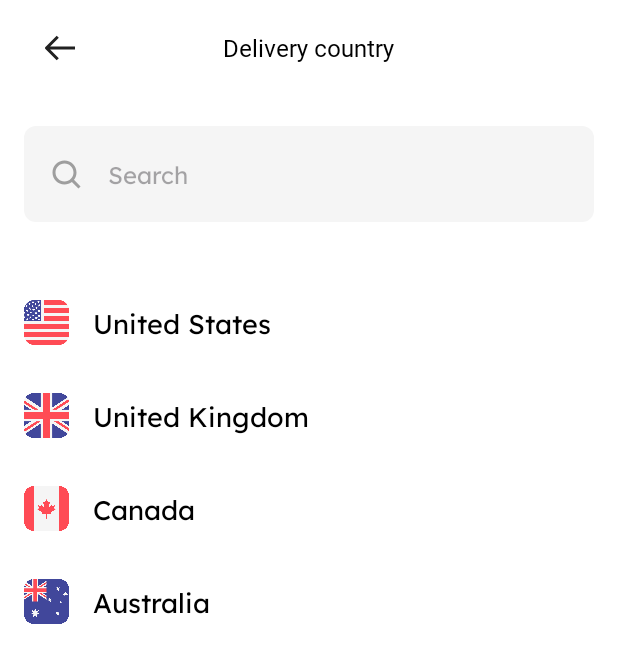
After one commit to tuan-hda/evaware-android, an Android app: the DeliveryCountryFragment screen opened through its navigation route, on a phone screen of 412 x 824 dp. The commit adds this screen. Shown: the top 663 px of the screen. Run offline under Robolectric (Android 15) with nearby library versions, the phone set to English and light mode, and no system bars; libraries missing offline, so code that uses them is left out: org.checkerframework.checker.

Commit message:
complete 3.12 delivery country UI

```diff
--- /dev/null
+++ b/app/src/main/java/com/example/evaware/DeliveryCountryFragment.java
@@ -0,0 +1,97 @@
+package com.example.evaware;
+
+import android.os.Bundle;
+
+import androidx.fragment.app.Fragment;
+
+import android.text.Editable;
+import android.text.TextWatcher;
+import android.view.LayoutInflater;
+import android.view.View;
+import android.view.ViewGroup;
+import android.widget.AdapterView;
+import android.widget.EditText;
+import android.widget.ImageView;
+import android.widget.ListView;
+import android.widget.Toast;
+
+import com.example.evaware.data.model.CountryModel;
+import com.example.evaware.databinding.DeliveryAddressItemBinding;
+import com.example.evaware.databinding.FragmentDeliveryCountryBinding;
+import com.example.evaware.presentation.adapter.CountryListAdapter;
+
+import java.util.ArrayList;
+import java.util.List;
+
+public class DeliveryCountryFragment extends Fragment {
+
+    private FragmentDeliveryCountryBinding binding;
+    private ListView lvCountry;
+    private CountryListAdapter mCountryListAdapter;
+    private EditText edtSearch;
+    private int lastSelectedPosition = -1;
+
+    @Override
+    public View onCreateView(LayoutInflater inflater, ViewGroup container,
+                             Bundle savedInstanceState) {
+        binding = FragmentDeliveryCountryBinding.inflate(inflater, container, false);
+        lvCountry = binding.lvCountry;
+        edtSearch = binding.edtSearch;
+        initView();
+
+        return binding.getRoot();
+    }
+
+    private void initView() {
+        List<CountryModel> countries = new ArrayList<>();
+        countries.add(new CountryModel(R.drawable.ic_country_usa, "United States"));
+        countries.add(new CountryModel(R.drawable.ic_country_uk, "United Kingdom"));
+        countries.add(new CountryModel(R.drawable.ic_country_canada, "Canada"));
+        countries.add(new CountryModel(R.drawable.ic_country_australia, "Australia"));
+
+        // Create a new adapter for the ListView
+        mCountryListAdapter = new CountryListAdapter(getContext(), countries);
+
+        // Set the adapter on the ListView
+        lvCountry.setAdapter(mCountryListAdapter);
+
+        // Set a click listener on the ListView
+        lvCountry.setOnItemClickListener(new AdapterView.OnItemClickListener() {
+            @Override
+            public void onItemClick(AdapterView<?> parent, View view, int position, long id) {
+                // Handle click on a country item
+                CountryModel selectedCountry = (CountryModel) parent.getItemAtPosition(position);
+                Toast.makeText(getContext(), "You selected " + selectedCountry.getName(), Toast.LENGTH_SHORT).show();
+
+                // Show checkmark on selected item
+                ImageView ivCheckmark = view.findViewById(R.id.iv_checkmark);
+                ivCheckmark.setVisibility(View.VISIBLE);
+
+                // Hide checkmark on previously selected item, if any
+                if (lastSelectedPosition != -1) {
+                    View lastSelectedView = lvCountry.getChildAt(lastSelectedPosition - lvCountry.getFirstVisiblePosition());
+                    if (lastSelectedView != null) {
+                        ImageView ivLastCheckmark = lastSelectedView.findViewById(R.id.iv_checkmark);
+                        ivLastCheckmark.setVisibility(View.INVISIBLE);
+                    }
+                }
+
+                lastSelectedPosition = position;
+            }
+        });
+
+        // Set a text change listener on the EditText for filtering the country list
+        edtSearch.addTextChangedListener(new TextWatcher() {
+            @Override
+            public void beforeTextChanged(CharSequence s, int start, int count, int after) {}
+
+            @Override
+            public void onTextChanged(CharSequence s, int start, int before, int count) {
+                mCountryListAdapter.getFilter().filter(s.toString().toLowerCase());
+            }
+
+            @Override
+            public void afterTextChanged(Editable s) {}
+        });
+    }
+}
--- a/app/src/main/java/com/example/evaware/StartFragment.java
+++ b/app/src/main/java/com/example/evaware/StartFragment.java
@@ -21,6 +21,7 @@ public class StartFragment extends Fragment {
     private MaterialButton loginBtn;
     private MaterialButton createAccBtn;
     private MaterialButton testBtn;
+    private MaterialButton btnSearchCountry;
     private FragmentStartBinding binding;
 
     public StartFragment() {
@@ -48,6 +49,7 @@ public class StartFragment extends Fragment {
         loginBtn = binding.btnLoginMethod;
         createAccBtn =binding.btnCreateAccountMethod;
         testBtn = binding.btnTest;
+        btnSearchCountry = binding.btnSearchCountry;
 
         loginBtn.setOnClickListener(new View.OnClickListener() {
             @Override
@@ -70,5 +72,12 @@ public class StartFragment extends Fragment {
                 newCardBottomSheetFragment.show(getChildFragmentManager(),"NewCardBottomSheetFragment");
             }
         });
+        btnSearchCountry.setOnClickListener(new View.OnClickListener() {
+
+            @Override
+            public void onClick(View view) {
+                NavHostFragment.findNavController(StartFragment.this).navigate(R.id.action_start_fragment_to_deliveryCountryFragment);
+            }
+        });
     }
 }
--- /dev/null
+++ b/app/src/main/res/drawable/ic_checkmark.xml
@@ -0,0 +1,13 @@
+<vector xmlns:android="http://schemas.android.com/apk/res/android"
+    android:width="24dp"
+    android:height="24dp"
+    android:viewportWidth="24"
+    android:viewportHeight="24">
+  <path
+      android:pathData="M12,12m-12,0a12,12 0,1 1,24 0a12,12 0,1 1,-24 0"
+      android:fillColor="#FEE440"/>
+  <path
+      android:pathData="M17.471,8.805L10.471,15.805C10.211,16.065 9.789,16.065 9.529,15.805L6.529,12.805L7.471,11.862L10,14.39L16.529,7.862L17.471,8.805Z"
+      android:fillColor="#212121"
+      android:fillType="evenOdd"/>
+</vector>
--- /dev/null
+++ b/app/src/main/res/drawable/ic_search.xml
@@ -0,0 +1,10 @@
+<vector xmlns:android="http://schemas.android.com/apk/res/android"
+    android:width="24dp"
+    android:height="24dp"
+    android:viewportWidth="24"
+    android:viewportHeight="24">
+  <path
+      android:pathData="M15.906,17.32C14.551,18.373 12.849,19 11,19C6.582,19 3,15.418 3,11C3,6.582 6.582,3 11,3C15.418,3 19,6.582 19,11C19,12.849 18.373,14.551 17.32,15.906L21.707,20.293L20.293,21.707L15.906,17.32ZM17,11C17,14.314 14.314,17 11,17C7.686,17 5,14.314 5,11C5,7.686 7.686,5 11,5C14.314,5 17,7.686 17,11Z"
+      android:fillColor="#9E9E9E"
+      android:fillType="evenOdd"/>
+</vector>
--- a/app/src/main/res/layout/list_item_country.xml
+++ b/app/src/main/res/layout/country_item.xml
@@ -1,6 +1,4 @@
-<?xml version="1.0" encoding="utf-8"?>
-<LinearLayout xmlns:android="http://schemas.android.com/apk/res/android"
-    android:orientation="horizontal"
+<RelativeLayout xmlns:android="http://schemas.android.com/apk/res/android"
     android:layout_width="match_parent"
     android:layout_height="wrap_content"
     android:padding="16dp">
@@ -18,9 +16,18 @@
         android:layout_height="wrap_content"
         android:textSize="18sp"
         android:fontFamily="@font/lexend"
+        android:textColor="@color/black"
+        android:layout_toEndOf="@id/country_image"
+        android:layout_marginStart="16dp"
+        android:layout_centerVertical="true"/>
 
-        android:textColor="@color/black"
-        android:layout_gravity="center_vertical"
-        android:layout_marginStart="16dp"/>
+    <ImageView
+        android:id="@+id/iv_checkmark"
+        android:layout_width="30dp"
+        android:layout_height="30dp"
+        android:src="@drawable/ic_checkmark"
+        android:layout_alignParentEnd="true"
+        android:visibility="invisible"
+        android:layout_centerVertical="true"/>
 
-</LinearLayout>
+</RelativeLayout>
--- /dev/null
+++ b/app/src/main/res/layout/fragment_delivery_country.xml
@@ -0,0 +1,73 @@
+<?xml version="1.0" encoding="utf-8"?>
+<androidx.appcompat.widget.LinearLayoutCompat xmlns:android="http://schemas.android.com/apk/res/android"
+    xmlns:tools="http://schemas.android.com/tools"
+    android:layout_width="match_parent"
+    android:layout_height="match_parent"
+    android:orientation="vertical"
+    tools:context=".DeliveryCountryFragment">
+
+    <com.google.android.material.appbar.AppBarLayout
+        android:id="@+id/app_bar"
+        android:layout_width="match_parent"
+        android:layout_height="wrap_content">
+
+        <androidx.appcompat.widget.Toolbar
+            android:id="@+id/toolbar"
+            android:layout_width="match_parent"
+            android:layout_height="wrap_content"
+            android:background="@color/white"
+            android:minHeight="?attr/actionBarSize"
+            android:theme="@style/Theme.Evaware.PopupOverlay">
+
+            <ImageButton
+                android:id="@+id/btn_back"
+                android:layout_width="48dp"
+                android:layout_height="48dp"
+                android:layout_marginStart="4dp"
+                android:background="@color/transparent"
+                android:contentDescription="Go back"
+                android:padding="12dp"
+                android:scaleType="centerInside"
+                android:src="@drawable/arrow_left" />
+
+            <LinearLayout
+                android:layout_width="wrap_content"
+                android:layout_height="wrap_content"
+                android:layout_gravity="center"
+                android:orientation="vertical">
+
+                <TextView
+                    android:layout_width="wrap_content"
+                    android:layout_height="wrap_content"
+                    android:fontFamily="@font/lexend_medium"
+                    android:text="@string/delivery_country"
+                    android:textColor="@color/black"
+                    android:textSize="@dimen/body_1" />
+            </LinearLayout>
+        </androidx.appcompat.widget.Toolbar>
+    </com.google.android.material.appbar.AppBarLayout>
+    <LinearLayout
+        android:orientation="vertical"
+        android:layout_width="match_parent"
+        android:padding="@dimen/fab_margin"
+        android:layout_height="wrap_content">
+        <EditText
+            android:id="@+id/edt_search"
+            style="@style/EditText"
+            android:layout_width="match_parent"
+            android:layout_height="64dp"
+            android:layout_marginTop="4dp"
+            android:drawableStart="@drawable/ic_search"
+            android:hint="Search"
+            android:drawablePadding="@dimen/fab_margin"
+            android:inputType="text" />
+    </LinearLayout>
+    <ListView
+        android:id="@+id/lv_country"
+        android:paddingTop="20dp"
+        android:layout_width="match_parent"
+        android:divider="@null"
+        android:layout_height="wrap_content"/>
+
+
+</androidx.appcompat.widget.LinearLayoutCompat>
--- a/app/src/main/res/navigation/nav_graph_auth.xml
+++ b/app/src/main/res/navigation/nav_graph_auth.xml
@@ -19,6 +19,9 @@
         <action
             android:id="@+id/action_start_fragment_to_countryListFragment"
             app:destination="@id/countryListFragment" />
+        <action
+            android:id="@+id/action_start_fragment_to_deliveryCountryFragment"
+            app:destination="@id/deliveryCountryFragment" />
     </fragment>
     <fragment
         android:id="@+id/login_fragment"
@@ -47,4 +50,9 @@
         android:name="com.example.evaware.CountryListFragment"
         android:label="fragment_country_list"
         tools:layout="@layout/fragment_country_list" />
+    <fragment
+        android:id="@+id/deliveryCountryFragment"
+        android:name="com.example.evaware.DeliveryCountryFragment"
+        android:label="fragment_delivery_country"
+        tools:layout="@layout/fragment_delivery_country" />
 </navigation>
--- a/app/src/main/res/values/strings.xml
+++ b/app/src/main/res/values/strings.xml
@@ -47,4 +47,5 @@
     <string name="new_card">New card</string>
     <string name="expired_date">Expired date</string>
     <string name="save_card">Save card</string>
+    <string name="delivery_country">Delivery country</string>
 </resources>
```
Also changed, not shown: app/src/main/java/com/example/evaware/presentation/adapter/CountryListAdapter.java (+50 -5 lines), app/src/main/res/layout/fragment_start.xml (+10 -0 lines).
